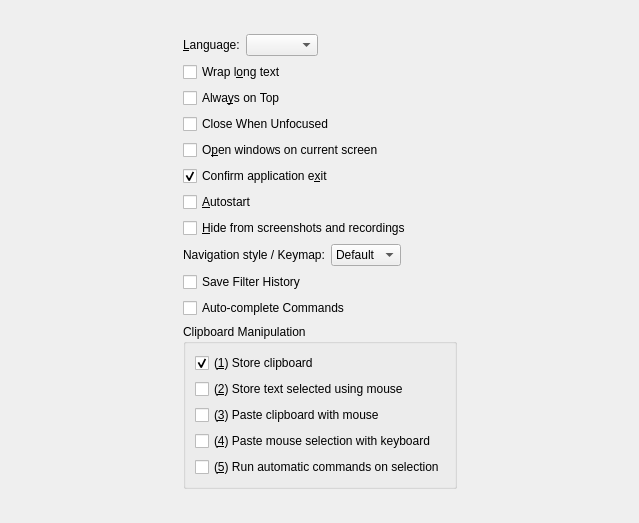
This is src/ui/configtabgeneral.ui in hluk/CopyQ as Qt 5 draws it before an edit. The edited form follows.
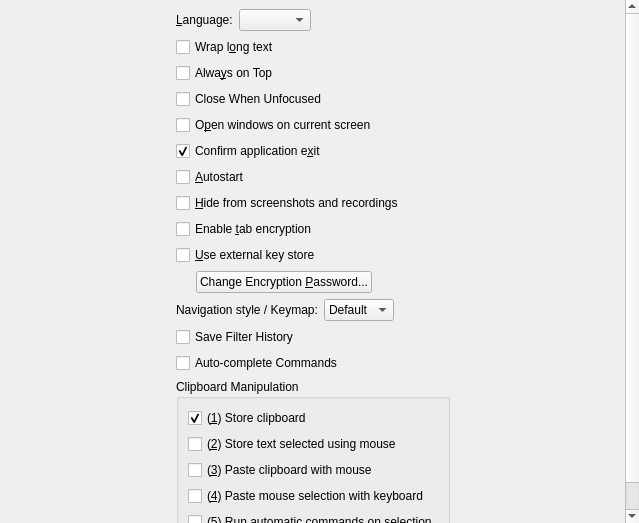
This is the edited form.

Commit message: Add support for tab encryption

What changed in the file:
```diff
--- a/src/ui/configtabgeneral.ui
+++ b/src/ui/configtabgeneral.ui
@@ -160,6 +160,69 @@
         </property>
        </widget>
       </item>
+      <item>
+       <widget class="QCheckBox" name="checkBoxTabEncryption">
+        <property name="toolTip">
+         <string>Encrypt tab data on disk (requires password to be set)</string>
+        </property>
+        <property name="text">
+         <string>Enable &amp;tab encryption</string>
+        </property>
+       </widget>
+      </item>
+      <item>
+       <widget class="QCheckBox" name="checkBoxUseKeychain">
+        <property name="toolTip">
+         <string>Use an available external key store for the encryption password (Windows Credential Store, macOS Keychain, GNOME Keyring, KWallet)</string>
+        </property>
+        <property name="text">
+         <string>&amp;Use external key store</string>
+        </property>
+       </widget>
+      </item>
+      <item>
+       <layout class="QHBoxLayout" name="horizontalLayoutChangePassword">
+        <item>
+         <spacer name="horizontalSpacerChangePasswordIndent">
+          <property name="orientation">
+           <enum>Qt::Horizontal</enum>
+          </property>
+          <property name="sizeType">
+           <enum>QSizePolicy::Fixed</enum>
+          </property>
+          <property name="sizeHint" stdset="0">
+           <size>
+            <width>20</width>
+            <height>20</height>
+           </size>
+          </property>
+         </spacer>
+        </item>
+        <item>
+         <widget class="QPushButton" name="pushButtonChangeEncryptionPassword">
+          <property name="toolTip">
+           <string>Change the password used to encrypt tab data</string>
+          </property>
+          <property name="text">
+           <string>Change Encryption &amp;Password...</string>
+          </property>
+         </widget>
+        </item>
+        <item>
+         <spacer name="horizontalSpacerChangePassword">
+          <property name="orientation">
+           <enum>Qt::Horizontal</enum>
+          </property>
+          <property name="sizeHint" stdset="0">
+           <size>
+            <width>40</width>
+            <height>20</height>
+           </size>
+          </property>
+         </spacer>
+        </item>
+       </layout>
+      </item>
       <item>
        <layout class="QHBoxLayout" name="horizontalLayoutNavigationStyle">
         <property name="bottomMargin">
```
Left out of the diff: 3 changed lines with no effect on the pictures. The commit also changes 57 other files.
